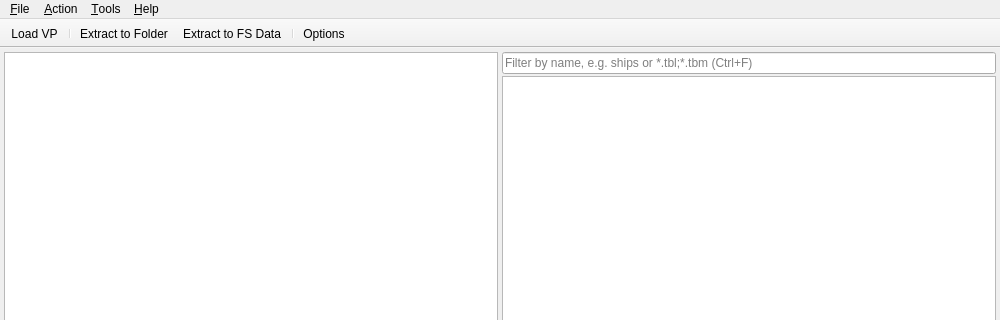
Before: the Qt Designer form QtVP/Forms/MainWindow.ui in MjnMixael/QtVP, drawn with Qt 5; both pictures show x 0 to 1000 and y 0 to 320 of the 1000 by 700 pixel window.
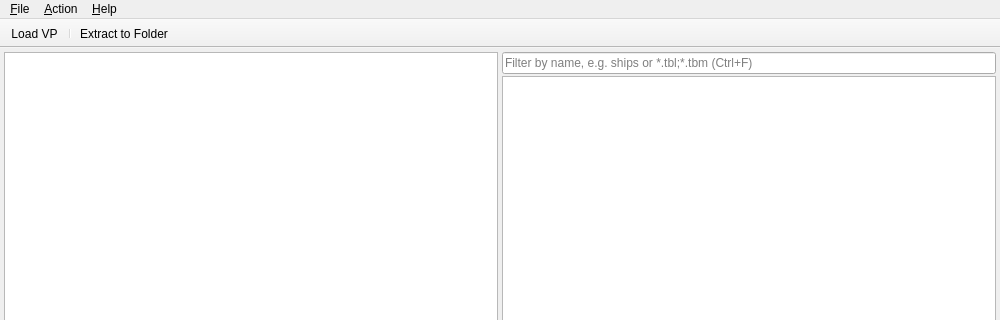
After: the same form once the commit is applied.

Commit message:
Drop Extract to FS Data Folder and the Options dialog
With how mods are laid out now, extracting straight into a game or mod
folder is niche and full of edge cases, so the feature goes. The Options
dialog and Tools menu only existed to set its folder, so they go too
rather than leave an empty dialog behind.

Also marks phase 3 done in PLAN.md.

```diff
--- a/QtVP/Forms/MainWindow.ui
+++ b/QtVP/Forms/MainWindow.ui
@@ -229,12 +229,6 @@
     <addaction name="separator"/>
     <addaction name="actionFind"/>
    </widget>
-   <widget class="QMenu" name="menuTools">
-    <property name="title">
-     <string>&amp;Tools</string>
-    </property>
-    <addaction name="actionOptions"/>
-   </widget>
    <widget class="QMenu" name="menuHelp">
     <property name="title">
      <string>&amp;Help</string>
@@ -244,7 +238,6 @@
    </widget>
    <addaction name="menuFile"/>
    <addaction name="menuAction"/>
-   <addaction name="menuTools"/>
    <addaction name="menuHelp"/>
   </widget>
   <widget class="QToolBar" name="mainToolBar">
@@ -266,9 +259,6 @@
    <addaction name="actionLoadVp"/>
    <addaction name="separator"/>
    <addaction name="actionExtractToDir"/>
-   <addaction name="actionExtractToDataDir"/>
-   <addaction name="separator"/>
-   <addaction name="actionOptions"/>
   </widget>
   <widget class="QStatusBar" name="statusBar"/>
   <action name="actionLoadVp">
@@ -314,22 +304,6 @@
     <string>Ctrl+E</string>
    </property>
   </action>
-  <action name="actionExtractToDataDir">
-   <property name="text">
-    <string>Extract to FS &amp;Data Folder</string>
-   </property>
-   <property name="iconText">
-    <string>Extract to FS Data</string>
-   </property>
-  </action>
-  <action name="actionOptions">
-   <property name="text">
-    <string>&amp;Options...</string>
-   </property>
-   <property name="iconText">
-    <string>Options</string>
-   </property>
-  </action>
   <action name="actionFind">
    <property name="text">
     <string>&amp;Filter Files</string>
```
Left out of the diff: 1 changed line with no effect on the pictures. The commit also changes 9 other files.
